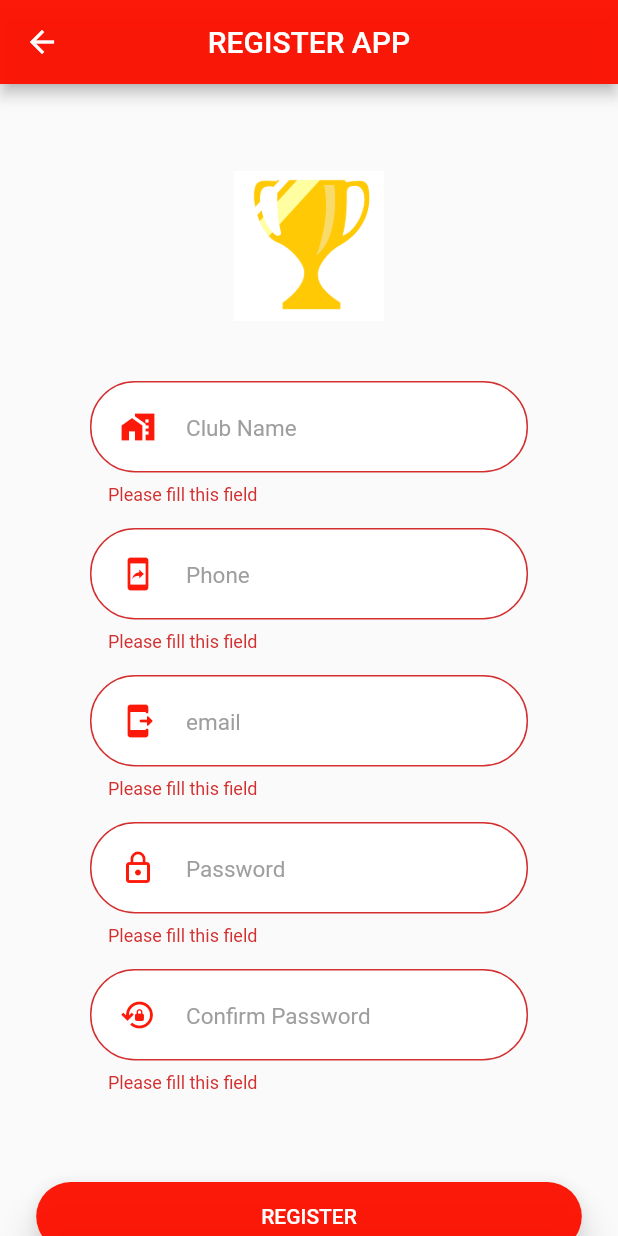
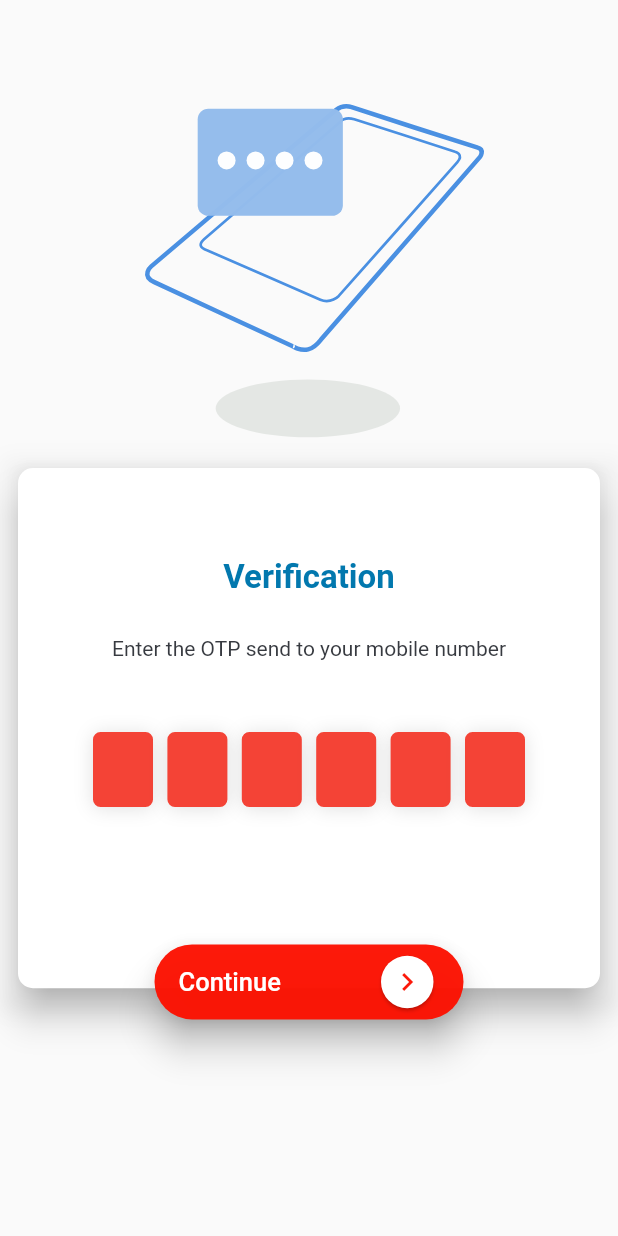
Before and after one commit to pranavpv773/tournament_lotting, a Flutter app: the RegisterApp screen opened directly, after a tap on "REGISTER", on a phone screen of 412 x 824 dp. Run offline on Flutter 3.47's test engine with Material 2 defaults, Android fonts, the phone set to English and light mode, and no system bars; drawn by our look-alikes of pin_code_fields; our stand-ins replace cloud_firestore, firebase_auth, firebase_core, lottie, top_snackbar_flutter; missing offline and left inert: swipeable_page_route; accounts and stored records are empty; network calls fail.

Commit message:
phone number varification screen ui completed

```diff
--- a/lib/app/register/view/register.dart
+++ b/lib/app/register/view/register.dart
@@ -4,6 +4,7 @@ import 'package:tournament_lotter/app/constants/colors/colors.dart';
 import 'package:tournament_lotter/app/home/view/home.dart';
 import 'package:tournament_lotter/app/register/view_model/register_provider.dart';
 import 'package:tournament_lotter/app/routes/routes.dart';
+import 'package:tournament_lotter/app/verification/view/verification.dart';
 import 'widgets/password.dart';
 import 'widgets/textfield.dart';
 
@@ -90,20 +91,22 @@ class RegisterApp extends StatelessWidget {
                           ),
                         ),
                         onPressed: (() {
-                          context.read<RegisterProvider>().registerApp(
-                                context,
-                                context.read<RegisterProvider>().email.text,
-                                context.read<RegisterProvider>().password.text,
-                                context.read<RegisterProvider>().userName.text,
-                                context
-                                    .read<RegisterProvider>()
-                                    .phoneNumber
-                                    .text,
-                                context
-                                    .read<RegisterProvider>()
-                                    .confirmPassword
-                                    .text,
-                              );
+                          // context.read<RegisterProvider>().registerApp(
+                          //       context,
+                          //       context.read<RegisterProvider>().email.text,
+                          //       context.read<RegisterProvider>().password.text,
+                          //       context.read<RegisterProvider>().userName.text,
+                          //       context
+                          //           .read<RegisterProvider>()
+                          //           .phoneNumber
+                          //           .text,
+                          //       context
+                          //           .read<RegisterProvider>()
+                          //           .confirmPassword
+                          //           .text,
+                          //     );
+                          RoutesProvider.nextScreen(
+                              screen: OtpVerificationBody());
                         }),
                         child: const Text(
                           "REGISTER",
--- /dev/null
+++ b/lib/app/verification/view/verification.dart
@@ -0,0 +1,160 @@
+import 'package:flutter/material.dart';
+import 'package:lottie/lottie.dart';
+import 'package:pin_code_fields/pin_code_fields.dart';
+import 'package:tournament_lotter/app/constants/colors/colors.dart';
+import 'widgets/button.dart';
+
+class OtpVerificationBody extends StatelessWidget {
+  const OtpVerificationBody({
+    Key? key,
+  }) : super(key: key);
+
+  @override
+  Widget build(BuildContext context) {
+    Size size = MediaQuery.of(context).size;
+    return Scaffold(
+      body: ListView(
+        children: [
+          Container(
+            width: double.infinity,
+            child: Lottie.asset(
+              "assets/otpverification.json",
+              height: 300.0,
+              width: 250.0,
+            ),
+          ),
+          Stack(
+            children: [
+              Container(
+                height: size.height * 0.45,
+                decoration: BoxDecoration(
+                  boxShadow: [
+                    BoxShadow(
+                      color: Colors.grey.withOpacity(0.1),
+                      blurRadius: 10.0,
+                      spreadRadius: 0.0,
+                      offset: Offset(2.0, 5.0),
+                    ),
+                  ],
+                ),
+                child: Card(
+                  shape: RoundedRectangleBorder(
+                    borderRadius: BorderRadius.circular(10.0),
+                  ),
+                  elevation: 10.0,
+                  margin: EdgeInsets.all(12.0),
+                  child: Column(
+                    children: [
+                      Container(
+                        margin: EdgeInsets.only(top: 40.0),
+                        padding: EdgeInsets.all(20.0),
+                        child: RichText(
+                          textAlign: TextAlign.center,
+                          text: const TextSpan(
+                            children: <TextSpan>[
+                              TextSpan(
+                                text: "Verification\n\n",
+                                style: TextStyle(
+                                  fontSize: 22.0,
+                                  fontWeight: FontWeight.bold,
+                                  color: Color(0xFF0278AE),
+                                ),
+                              ),
+                              TextSpan(
+                                text:
+                                    "Enter the OTP send to your mobile number",
+                                style: TextStyle(
+                                  fontWeight: FontWeight.normal,
+                                  color: Color(0xFF373A40),
+                                ),
+                              ),
+                            ],
+                          ),
+                        ),
+                      ),
+                      Container(
+                        padding: EdgeInsets.all(20.0),
+                        // color: kPrimary,
+                        // width: 50, height: 50,
+                        child: Form(
+                          child: Padding(
+                              padding: const EdgeInsets.symmetric(
+                                  vertical: 8.0, horizontal: 30),
+                              child: PinCodeTextField(
+                                appContext: context,
+                                pastedTextStyle: TextStyle(
+                                  color: kPrimary,
+                                  fontWeight: FontWeight.bold,
+                                ),
+                                length: 6,
+                                obscureText: true,
+                                obscuringCharacter: '*',
+                                // obscuringWidget: const FlutterLogo(
+                                //   size: 24,
+                                // ),
+                                blinkWhenObscuring: true,
+                                animationType: AnimationType.fade,
+                                validator: (v) {
+                                  if (v!.length < 3) {
+                                    return "I'm from validator";
+                                  } else {
+                                    return null;
+                                  }
+                                },
+                                pinTheme: PinTheme(
+                                  shape: PinCodeFieldShape.box,
+                                  borderRadius: BorderRadius.circular(5),
+                                  fieldHeight: 50,
+                                  fieldWidth: 40,
+                                  activeFillColor: Colors.white,
+                                ),
+                                cursorColor: Colors.black,
+                                animationDuration:
+                                    const Duration(milliseconds: 300),
+                                enableActiveFill: true,
+                                // errorAnimationController: errorController,
+                                // controller: textEditingController,
+                                keyboardType: TextInputType.number,
+
+                                boxShadows: const [
+                                  BoxShadow(
+                                    offset: Offset(0, 1),
+                                    color: Colors.black12,
+                                    blurRadius: 10,
+                                  )
+                                ],
+                                onCompleted: (v) {
+                                  debugPrint("Completed");
+                                },
+                                // onTap: () {
+                                //   print("Pressed");
+                                // },
+                                onChanged: (value) {
+                                  debugPrint(value);
+                                },
+                                beforeTextPaste: (text) {
+                                  debugPrint("Allowing to paste $text");
+                                  //if you return true then it will show the paste confirmation dialog. Otherwise if false, then nothing will happen.
+                                  //but you can show anything you want here, like your pop up saying wrong paste format or etc
+                                  return true;
+                                },
+                              )),
+                        ),
+                      )
+                    ],
+                  ),
+                ),
+              ),
+              Button(
+                key: key,
+                size: size,
+                text: "Continue",
+                press: () {},
+              ),
+            ],
+          ),
+        ],
+      ),
+    );
+  }
+}
--- /dev/null
+++ b/lib/app/verification/view/widgets/button.dart
@@ -0,0 +1,66 @@
+// ignore_for_file: deprecated_member_use
+
+import 'package:flutter/material.dart';
+import 'package:tournament_lotter/app/constants/colors/colors.dart';
+
+class Button extends StatelessWidget {
+  const Button({
+    Key? key,
+    required this.size,
+    required this.text,
+    required this.press,
+  }) : super(key: key);
+
+  final Size size;
+  final String text;
+  final GestureTapCallback press;
+
+  @override
+  Widget build(BuildContext context) {
+    return Center(
+      child: Container(
+        margin: EdgeInsets.only(top: size.height * 0.40),
+        child: SizedBox(
+          width: size.width * 0.5,
+          height: 50.0,
+          child: RaisedButton(
+            elevation: 10.0,
+            color: kPrimary,
+            shape: RoundedRectangleBorder(
+              borderRadius: BorderRadius.circular(100.0),
+            ),
+            onPressed: press,
+            child: Row(
+              mainAxisAlignment: MainAxisAlignment.spaceBetween,
+              children: [
+                Text(
+                  text,
+                  style: const TextStyle(
+                    color: Colors.white,
+                    fontSize: 17.0,
+                  ),
+                ),
+                Card(
+                  color: kWhite,
+                  shape: RoundedRectangleBorder(
+                    borderRadius: BorderRadius.circular(
+                      35.0,
+                    ),
+                  ),
+                  child: SizedBox(
+                    width: 35.0,
+                    height: 35.0,
+                    child: Icon(
+                      Icons.chevron_right,
+                      color: kPrimary,
+                    ),
+                  ),
+                ),
+              ],
+            ),
+          ),
+        ),
+      ),
+    );
+  }
+}
--- a/pubspec.yaml
+++ b/pubspec.yaml
@@ -40,6 +40,9 @@ dependencies:
   cloud_firestore: ^3.4.7
   top_snackbar_flutter: ^2.1.1
   swipeable_page_route: ^0.2.6
+  lottie: ^1.4.2
+  pin_code_text_field: ^1.8.0
+  pin_code_fields: ^7.4.0
 
 
 dev_dependencies:
```
Also changed, not shown: assets/otpverification.json (added, +1 -0 lines), pubspec.lock.
